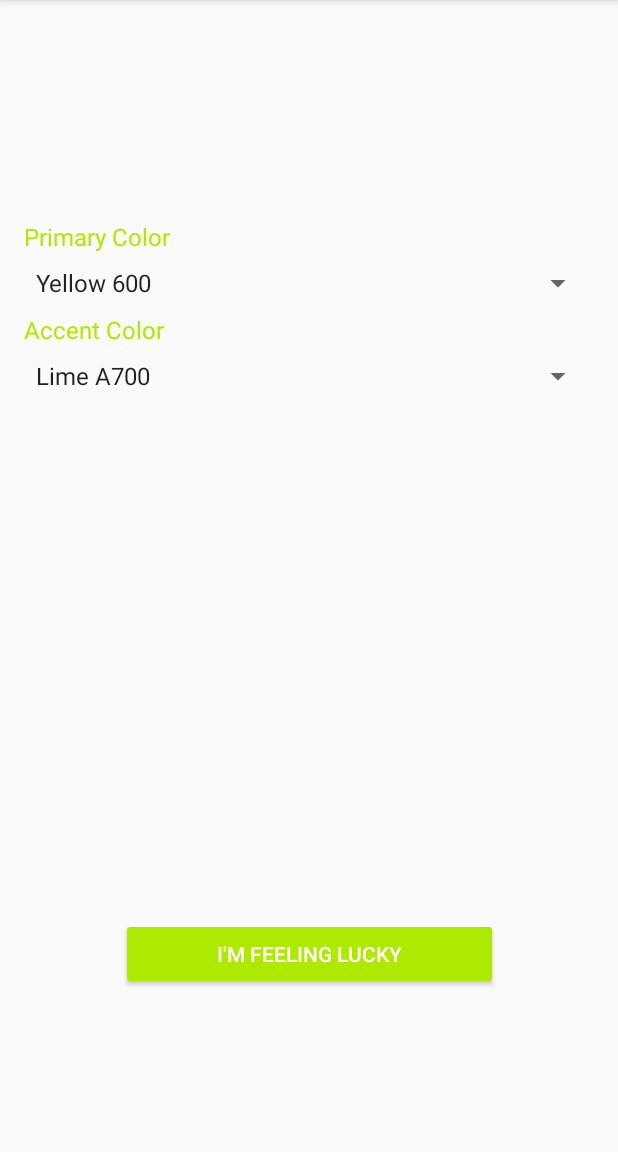
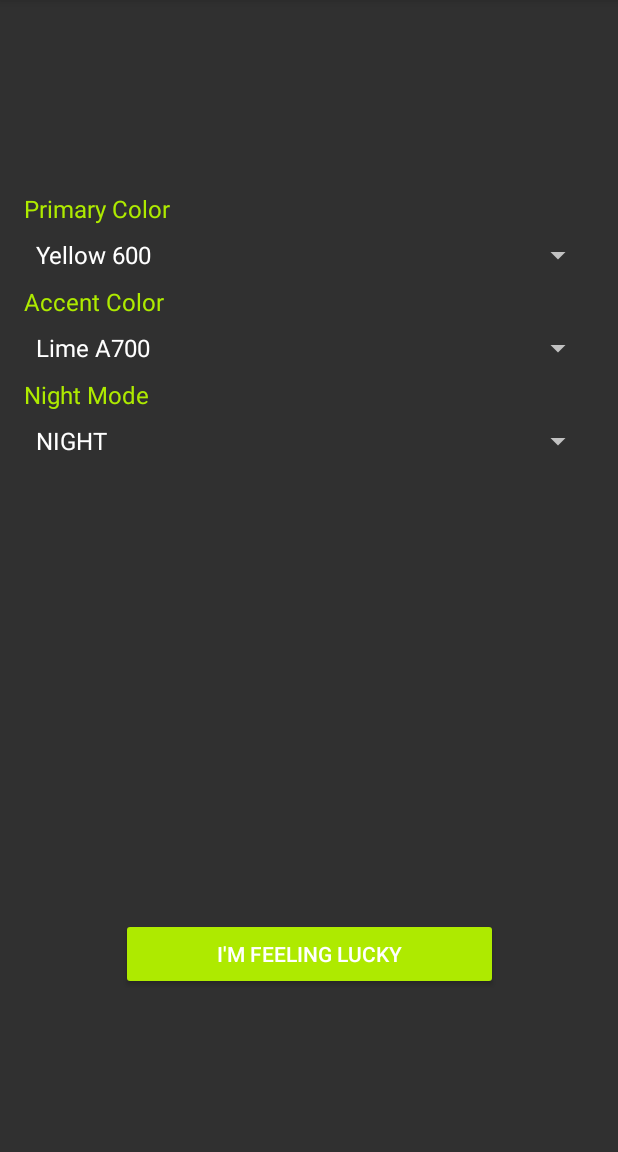
Before and after one commit to marverenic/Colors, an Android app: the screen it shows after launch (MainActivity), after a tap on an icon or button, on a phone screen of 412 x 824 dp, the part 84-1236 px from its top. Run offline under Robolectric (Android 15) with nearby library versions, the phone set to English and light mode, and no system bars.

Commit message:
Add Night Mode options to sample app

```diff
--- a/sample/src/main/java/com/marverenic/demo/colors/MainActivity.java
+++ b/sample/src/main/java/com/marverenic/demo/colors/MainActivity.java
@@ -10,6 +10,7 @@ import android.widget.Spinner;
 import com.marverenic.colors.AccentColor;
 import com.marverenic.colors.ColorTheme;
 import com.marverenic.colors.Colors;
+import com.marverenic.colors.NightMode;
 import com.marverenic.colors.PrimaryColor;
 import com.marverenic.colors.activity.ColorsAppCompatActivity;
 
@@ -17,6 +18,7 @@ public class MainActivity extends ColorsAppCompatActivity {
 
     private Spinner mPrimarySpinner;
     private Spinner mAccentSpinner;
+    private Spinner mNightModeSpinner;
     private Button mRandomButton;
 
     @Override
@@ -26,10 +28,12 @@ public class MainActivity extends ColorsAppCompatActivity {
 
         mPrimarySpinner = (Spinner) findViewById(R.id.spinnerPrimary);
         mAccentSpinner = (Spinner) findViewById(R.id.spinnerAccent);
+        mNightModeSpinner = (Spinner) findViewById(R.id.spinnerNightMode);
         mRandomButton = (Button) findViewById(R.id.buttonRandom);
 
         mPrimarySpinner.setAdapter(new EnumAdapter<>(PrimaryColor.values()));
         mAccentSpinner.setAdapter(new EnumAdapter<>(AccentColor.values()));
+        mNightModeSpinner.setAdapter(new EnumAdapter<>(NightMode.values()));
 
         setupCallbacks();
     }
@@ -40,9 +44,11 @@ public class MainActivity extends ColorsAppCompatActivity {
 
         int primary = indexOf(PrimaryColor.values(), Colors.getTheme().getPrimaryColor());
         int accent = indexOf(AccentColor.values(), Colors.getTheme().getAccentColor());
+        int nightMode = indexOf(NightMode.values(), Colors.getTheme().getNightMode());
 
         mPrimarySpinner.setSelection(primary);
         mAccentSpinner.setSelection(accent);
+        mNightModeSpinner.setSelection(nightMode);
     }
 
     private static <T> int indexOf(T[] arr, T val) {
@@ -89,6 +95,24 @@ public class MainActivity extends ColorsAppCompatActivity {
             public void onNothingSelected(AdapterView<?> parent) {}
         });
 
+        mNightModeSpinner.setOnItemSelectedListener(new AdapterView.OnItemSelectedListener() {
+            @Override
+            public void onItemSelected(AdapterView<?> parent, View view, int position, long id) {
+                NightMode nightMode = NightMode.values()[position];
+                ColorTheme currentTheme = Colors.getTheme();
+
+                if (nightMode != currentTheme.getNightMode()) {
+                    ColorTheme theme = new ColorTheme(currentTheme.getPrimaryColor(),
+                            currentTheme.getAccentColor(), nightMode);
+                    Colors.setTheme(theme);
+                    recreate();
+                }
+            }
+
+            @Override
+            public void onNothingSelected(AdapterView<?> parent) {}
+        });
+
         mRandomButton.setOnClickListener(new View.OnClickListener() {
             @Override
             public void onClick(View v) {
@@ -100,11 +124,14 @@ public class MainActivity extends ColorsAppCompatActivity {
     private void randomizeTheme() {
         PrimaryColor[] primaryColors = PrimaryColor.values();
         AccentColor[] accentColors = AccentColor.values();
+        NightMode[] nightModes = NightMode.values();
 
         int whichPrimary = (int) (Math.random() * primaryColors.length);
         int whichAccent = (int) (Math.random() * accentColors.length);
+        int whichNightMode = (int) (Math.random() * nightModes.length);
 
-        ColorTheme random = new ColorTheme(primaryColors[whichPrimary], accentColors[whichAccent]);
+        ColorTheme random = new ColorTheme(primaryColors[whichPrimary], accentColors[whichAccent],
+                nightModes[whichNightMode]);
         Colors.setTheme(random);
         recreate();
     }
--- a/sample/src/main/res/layout/activity_main.xml
+++ b/sample/src/main/res/layout/activity_main.xml
@@ -24,12 +24,12 @@
         android:id="@+id/spinnerPrimary"
         android:layout_width="0dp"
         android:layout_height="wrap_content"
-        app:layout_constraintBottom_toTopOf="@+id/headerAccent"
-        app:layout_constraintTop_toBottomOf="@+id/headerPrimary"
         android:layout_marginLeft="16dp"
         android:layout_marginRight="16dp"
         android:layout_marginTop="8dp"
         android:layout_marginBottom="8dp"
+        app:layout_constraintBottom_toTopOf="@+id/headerAccent"
+        app:layout_constraintTop_toBottomOf="@+id/headerPrimary"
         app:layout_constraintLeft_toLeftOf="parent"
         app:layout_constraintRight_toRightOf="parent"/>
 
@@ -40,10 +40,10 @@
         android:text="@string/header_accent"
         style="@style/Base.TextAppearance.AppCompat.Subhead"
         android:textColor="?attr/colorAccent"
+        android:layout_marginRight="16dp"
+        android:layout_marginLeft="16dp"
         app:layout_constraintBottom_toTopOf="@+id/spinnerAccent"
         app:layout_constraintTop_toBottomOf="@+id/spinnerPrimary"
-        android:layout_marginRight="16dp"
-        android:layout_marginLeft="16dp"
         app:layout_constraintRight_toRightOf="parent"
         app:layout_constraintLeft_toLeftOf="parent"/>
 
@@ -51,12 +51,39 @@
         android:id="@+id/spinnerAccent"
         android:layout_width="0dp"
         android:layout_height="wrap_content"
-        app:layout_constraintBottom_toTopOf="@+id/buttonRandom"
-        app:layout_constraintTop_toBottomOf="@+id/headerAccent"
         android:layout_marginLeft="16dp"
         android:layout_marginRight="16dp"
         android:layout_marginTop="8dp"
         android:layout_marginBottom="8dp"
+        app:layout_constraintTop_toBottomOf="@+id/headerAccent"
+        app:layout_constraintBottom_toTopOf="@+id/headerNightMode"
+        app:layout_constraintLeft_toLeftOf="parent"
+        app:layout_constraintRight_toRightOf="parent"/>
+
+    <TextView
+        android:id="@+id/headerNightMode"
+        android:layout_width="0dp"
+        android:layout_height="wrap_content"
+        android:text="@string/header_night_mode"
+        style="@style/Base.TextAppearance.AppCompat.Subhead"
+        android:textColor="?attr/colorAccent"
+        android:layout_marginRight="16dp"
+        android:layout_marginLeft="16dp"
+        app:layout_constraintBottom_toTopOf="@+id/spinnerNightMode"
+        app:layout_constraintRight_toRightOf="parent"
+        app:layout_constraintLeft_toLeftOf="parent"
+        app:layout_constraintTop_toBottomOf="@+id/spinnerAccent"/>
+
+    <Spinner
+        android:id="@+id/spinnerNightMode"
+        android:layout_width="0dp"
+        android:layout_height="wrap_content"
+        android:layout_marginLeft="16dp"
+        android:layout_marginRight="16dp"
+        android:layout_marginTop="8dp"
+        android:layout_marginBottom="8dp"
+        app:layout_constraintTop_toBottomOf="@+id/headerNightMode"
+        app:layout_constraintBottom_toTopOf="@+id/buttonRandom"
         app:layout_constraintLeft_toLeftOf="parent"
         app:layout_constraintRight_toRightOf="parent"/>
 
--- a/sample/src/main/res/values/strings.xml
+++ b/sample/src/main/res/values/strings.xml
@@ -2,5 +2,6 @@
     <string name="app_name">Colors Demo</string>
     <string name="header_primary">Primary Color</string>
     <string name="header_accent">Accent Color</string>
+    <string name="header_night_mode">Night Mode</string>
     <string name="action_random">I\'m feeling lucky</string>
 </resources>
--- a/sample/src/main/res/values/styles.xml
+++ b/sample/src/main/res/values/styles.xml
@@ -1,7 +1,7 @@
 <resources>
 
     <!-- Base application theme. -->
-    <style name="AppTheme" parent="Theme.AppCompat.Light.DarkActionBar">
+    <style name="AppTheme" parent="Theme.AppCompat.DayNight.DarkActionBar">
 
     </style>
 
```
